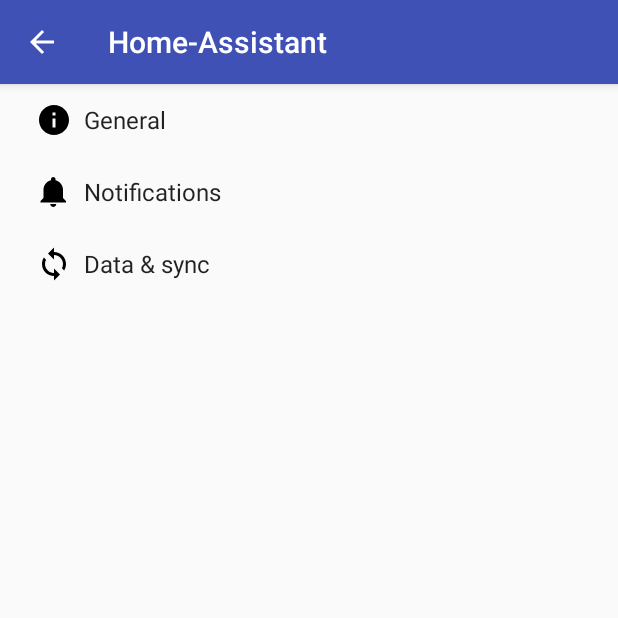
After one commit to Br3nda/homeassistant-android, an Android app: the SettingsActivity screen opened directly, with no data from a screen before it, on a phone screen of 412 x 824 dp, the top half of it. The commit adds this screen. Run offline under Robolectric (Android 15) with nearby library versions, the phone set to English and light mode, and no system bars.

Commit message:
Adding settings screen

```diff
--- a/app/build.gradle
+++ b/app/build.gradle
@@ -11,6 +11,7 @@ android {
         versionCode 1
         versionName "1.0"
         testInstrumentationRunner "android.support.test.runner.AndroidJUnitRunner"
+        vectorDrawables.useSupportLibrary = true
     }
     buildTypes {
         release {
@@ -27,5 +28,7 @@ dependencies {
     })
     compile 'com.android.support:appcompat-v7:24.2.1'
     compile 'com.android.support:design:24.2.1'
+    compile 'com.android.support:support-v4:24.2.1'
+    compile 'com.android.support:support-vector-drawable:24.2.1'
     testCompile 'junit:junit:4.12'
 }
--- /dev/null
+++ b/app/src/main/java/nz/allthethings/android/home_assistant/AppCompatPreferenceActivity.java
@@ -0,0 +1,109 @@
+package nz.allthethings.android.home_assistant;
+
+import android.content.res.Configuration;
+import android.os.Bundle;
+import android.preference.PreferenceActivity;
+import android.support.annotation.LayoutRes;
+import android.support.annotation.Nullable;
+import android.support.v7.app.ActionBar;
+import android.support.v7.app.AppCompatDelegate;
+import android.support.v7.widget.Toolbar;
+import android.view.MenuInflater;
+import android.view.View;
+import android.view.ViewGroup;
+
+/**
+ * A {@link android.preference.PreferenceActivity} which implements and proxies the necessary calls
+ * to be used with AppCompat.
+ */
+public abstract class AppCompatPreferenceActivity extends PreferenceActivity {
+
+    private AppCompatDelegate mDelegate;
+
+    @Override
+    protected void onCreate(Bundle savedInstanceState) {
+        getDelegate().installViewFactory();
+        getDelegate().onCreate(savedInstanceState);
+        super.onCreate(savedInstanceState);
+    }
+
+    @Override
+    protected void onPostCreate(Bundle savedInstanceState) {
+        super.onPostCreate(savedInstanceState);
+        getDelegate().onPostCreate(savedInstanceState);
+    }
+
+    public ActionBar getSupportActionBar() {
+        return getDelegate().getSupportActionBar();
+    }
+
+    public void setSupportActionBar(@Nullable Toolbar toolbar) {
+        getDelegate().setSupportActionBar(toolbar);
+    }
+
+    @Override
+    public MenuInflater getMenuInflater() {
+        return getDelegate().getMenuInflater();
+    }
+
+    @Override
+    public void setContentView(@LayoutRes int layoutResID) {
+        getDelegate().setContentView(layoutResID);
+    }
+
+    @Override
+    public void setContentView(View view) {
+        getDelegate().setContentView(view);
+    }
+
+    @Override
+    public void setContentView(View view, ViewGroup.LayoutParams params) {
+        getDelegate().setContentView(view, params);
+    }
+
+    @Override
+    public void addContentView(View view, ViewGroup.LayoutParams params) {
+        getDelegate().addContentView(view, params);
+    }
+
+    @Override
+    protected void onPostResume() {
+        super.onPostResume();
+        getDelegate().onPostResume();
+    }
+
+    @Override
+    protected void onTitleChanged(CharSequence title, int color) {
+        super.onTitleChanged(title, color);
+        getDelegate().setTitle(title);
+    }
+
+    @Override
+    public void onConfigurationChanged(Configuration newConfig) {
+        super.onConfigurationChanged(newConfig);
+        getDelegate().onConfigurationChanged(newConfig);
+    }
+
+    @Override
+    protected void onStop() {
+        super.onStop();
+        getDelegate().onStop();
+    }
+
+    @Override
+    protected void onDestroy() {
+        super.onDestroy();
+        getDelegate().onDestroy();
+    }
+
+    public void invalidateOptionsMenu() {
+        getDelegate().invalidateOptionsMenu();
+    }
+
+    private AppCompatDelegate getDelegate() {
+        if (mDelegate == null) {
+            mDelegate = AppCompatDelegate.create(this, null);
+        }
+        return mDelegate;
+    }
+}
--- /dev/null
+++ b/app/src/main/res/drawable/ic_info_black_24dp.xml
@@ -0,0 +1,9 @@
+<vector xmlns:android="http://schemas.android.com/apk/res/android"
+    android:width="24dp"
+    android:height="24dp"
+    android:viewportHeight="24.0"
+    android:viewportWidth="24.0">
+    <path
+        android:fillColor="#FF000000"
+        android:pathData="M12,2C6.48,2 2,6.48 2,12s4.48,10 10,10 10,-4.48 10,-10S17.52,2 12,2zm1,15h-2v-6h2v6zm0,-8h-2V7h2v2z" />
+</vector>
--- /dev/null
+++ b/app/src/main/res/drawable/ic_notifications_black_24dp.xml
@@ -0,0 +1,9 @@
+<vector xmlns:android="http://schemas.android.com/apk/res/android"
+    android:width="24dp"
+    android:height="24dp"
+    android:viewportHeight="24.0"
+    android:viewportWidth="24.0">
+    <path
+        android:fillColor="#FF000000"
+        android:pathData="M11.5,22c1.1,0 2,-0.9 2,-2h-4c0,1.1 0.9,2 2,2zm6.5,-6v-5.5c0,-3.07 -2.13,-5.64 -5,-6.32V3.5c0,-0.83 -0.67,-1.5 -1.5,-1.5S10,2.67 10,3.5v0.68c-2.87,0.68 -5,3.25 -5,6.32V16l-2,2v1h17v-1l-2,-2z" />
+</vector>
--- /dev/null
+++ b/app/src/main/res/drawable/ic_sync_black_24dp.xml
@@ -0,0 +1,9 @@
+<vector xmlns:android="http://schemas.android.com/apk/res/android"
+    android:width="24dp"
+    android:height="24dp"
+    android:viewportHeight="24.0"
+    android:viewportWidth="24.0">
+    <path
+        android:fillColor="#FF000000"
+        android:pathData="M12 4V1L8 5l4 4V6c3.31 0 6 2.69 6 6 0 1.01,-.25 1.97,-.7 2.8l1.46 1.46C19.54 15.03 20 13.57 20 12c0,-4.42,-3.58,-8,-8,-8zm0 14c-3.31 0,-6,-2.69,-6,-6 0,-1.01.25,-1.97.7,-2.8L5.24 7.74C4.46 8.97 4 10.43 4 12c0 4.42 3.58 8 8 8v3l4,-4,-4,-4v3z" />
+</vector>
--- a/app/src/main/res/values/strings.xml
+++ b/app/src/main/res/values/strings.xml
@@ -90,4 +90,77 @@
         "when a user tries to pick up one of cards.\n\n"
     </string>
     <string name="action_settings">Settings</string>
+    <string name="title_activity_settings">Settings</string>
+
+    <!-- Strings related to Settings -->
+
+    <!-- Example General settings -->
+    <string name="pref_header_general">General</string>
+
+    <string name="pref_title_social_recommendations">Enable social recommendations</string>
+    <string name="pref_description_social_recommendations">Recommendations for people to contact
+        based on your message history
+    </string>
+
+    <string name="pref_title_display_name">Display name</string>
+    <string name="pref_default_display_name">John Smith</string>
+
+    <string name="pref_title_add_friends_to_messages">Add friends to messages</string>
+    <string-array name="pref_example_list_titles">
+        <item>Always</item>
+        <item>When possible</item>
+        <item>Never</item>
+    </string-array>
+    <string-array name="pref_example_list_values">
+        <item>1</item>
+        <item>0</item>
+        <item>-1</item>
+    </string-array>
+
+    <!-- Example settings for Data & Sync -->
+    <string name="pref_header_data_sync">Data &amp; sync</string>
+
+    <string name="pref_title_sync_frequency">Sync frequency</string>
+    <string-array name="pref_sync_frequency_titles">
+        <item>15 minutes</item>
+        <item>30 minutes</item>
+        <item>1 hour</item>
+        <item>3 hours</item>
+        <item>6 hours</item>
+        <item>Never</item>
+    </string-array>
+    <string-array name="pref_sync_frequency_values">
+        <item>15</item>
+        <item>30</item>
+        <item>60</item>
+        <item>180</item>
+        <item>360</item>
+        <item>-1</item>
+    </string-array>
+
+    <string-array name="list_preference_entries">
+        <item>Entry 1</item>
+        <item>Entry 2</item>
+        <item>Entry 3</item>
+    </string-array>
+
+    <string-array name="list_preference_entry_values">
+        <item>1</item>
+        <item>2</item>
+        <item>3</item>
+    </string-array>
+
+    <string-array name="multi_select_list_preference_default_value" />
+
+    <string name="pref_title_system_sync_settings">System sync settings</string>
+
+    <!-- Example settings for Notifications -->
+    <string name="pref_header_notifications">Notifications</string>
+
+    <string name="pref_title_new_message_notifications">New message notifications</string>
+
+    <string name="pref_title_ringtone">Ringtone</string>
+    <string name="pref_ringtone_silent">Silent</string>
+
+    <string name="pref_title_vibrate">Vibrate</string>
 </resources>
--- /dev/null
+++ b/app/src/main/res/xml/pref_data_sync.xml
@@ -0,0 +1,21 @@
+<PreferenceScreen xmlns:android="http://schemas.android.com/apk/res/android">
+
+    <!-- NOTE: Hide buttons to simplify the UI. Users can touch outside the dialog to
+         dismiss it. -->
+    <!-- NOTE: ListPreference's summary should be set to its value by the activity code. -->
+    <ListPreference
+        android:defaultValue="180"
+        android:entries="@array/pref_sync_frequency_titles"
+        android:entryValues="@array/pref_sync_frequency_values"
+        android:key="sync_frequency"
+        android:negativeButtonText="@null"
+        android:positiveButtonText="@null"
+        android:title="@string/pref_title_sync_frequency" />
+
+    <!-- This preference simply launches an intent when selected. Use this UI sparingly, per
+         design guidelines. -->
+    <Preference android:title="@string/pref_title_system_sync_settings">
+        <intent android:action="android.settings.SYNC_SETTINGS" />
+    </Preference>
+
+</PreferenceScreen>
--- /dev/null
+++ b/app/src/main/res/xml/pref_general.xml
@@ -0,0 +1,33 @@
+<PreferenceScreen xmlns:android="http://schemas.android.com/apk/res/android">
+
+    <SwitchPreference
+        android:defaultValue="true"
+        android:key="example_switch"
+        android:summary="@string/pref_description_social_recommendations"
+        android:title="@string/pref_title_social_recommendations" />
+
+    <!-- NOTE: EditTextPreference accepts EditText attributes. -->
+    <!-- NOTE: EditTextPreference's summary should be set to its value by the activity code. -->
+    <EditTextPreference
+        android:capitalize="words"
+        android:defaultValue="@string/pref_default_display_name"
+        android:inputType="textCapWords"
+        android:key="example_text"
+        android:maxLines="1"
+        android:selectAllOnFocus="true"
+        android:singleLine="true"
+        android:title="@string/pref_title_display_name" />
+
+    <!-- NOTE: Hide buttons to simplify the UI. Users can touch outside the dialog to
+         dismiss it. -->
+    <!-- NOTE: ListPreference's summary should be set to its value by the activity code. -->
+    <ListPreference
+        android:defaultValue="-1"
+        android:entries="@array/pref_example_list_titles"
+        android:entryValues="@array/pref_example_list_values"
+        android:key="example_list"
+        android:negativeButtonText="@null"
+        android:positiveButtonText="@null"
+        android:title="@string/pref_title_add_friends_to_messages" />
+
+</PreferenceScreen>
--- /dev/null
+++ b/app/src/main/res/xml/pref_headers.xml
@@ -0,0 +1,20 @@
+<preference-headers xmlns:android="http://schemas.android.com/apk/res/android">
+
+    <!-- These settings headers are only used on tablets. -->
+
+    <header
+        android:fragment="nz.allthethings.android.home_assistant.SettingsActivity$GeneralPreferenceFragment"
+        android:icon="@drawable/ic_info_black_24dp"
+        android:title="@string/pref_header_general" />
+
+    <header
+        android:fragment="nz.allthethings.android.home_assistant.SettingsActivity$NotificationPreferenceFragment"
+        android:icon="@drawable/ic_notifications_black_24dp"
+        android:title="@string/pref_header_notifications" />
+
+    <header
+        android:fragment="nz.allthethings.android.home_assistant.SettingsActivity$DataSyncPreferenceFragment"
+        android:icon="@drawable/ic_sync_black_24dp"
+        android:title="@string/pref_header_data_sync" />
+
+</preference-headers>
--- /dev/null
+++ b/app/src/main/res/xml/pref_notification.xml
@@ -0,0 +1,27 @@
+<PreferenceScreen xmlns:android="http://schemas.android.com/apk/res/android">
+
+    <!-- A 'parent' preference, which enables/disables child preferences (below)
+         when checked/unchecked. -->
+    <SwitchPreference
+        android:defaultValue="true"
+        android:key="notifications_new_message"
+        android:title="@string/pref_title_new_message_notifications" />
+
+    <!-- Allows the user to choose a ringtone in the 'notification' category. -->
+    <!-- NOTE: This preference will be enabled only when the checkbox above is checked. -->
+    <!-- NOTE: RingtonePreference's summary should be set to its value by the activity code. -->
+    <RingtonePreference
+        android:defaultValue="content://settings/system/notification_sound"
+        android:dependency="notifications_new_message"
+        android:key="notifications_new_message_ringtone"
+        android:ringtoneType="notification"
+        android:title="@string/pref_title_ringtone" />
+
+    <!-- NOTE: This preference will be enabled only when the checkbox above is checked. -->
+    <SwitchPreference
+        android:defaultValue="true"
+        android:dependency="notifications_new_message"
+        android:key="notifications_new_message_vibrate"
+        android:title="@string/pref_title_vibrate" />
+
+</PreferenceScreen>
```
Also changed, not shown: app/src/main/java/nz/allthethings/android/home_assistant/SettingsActivity.java (added, +254 -0 lines).
